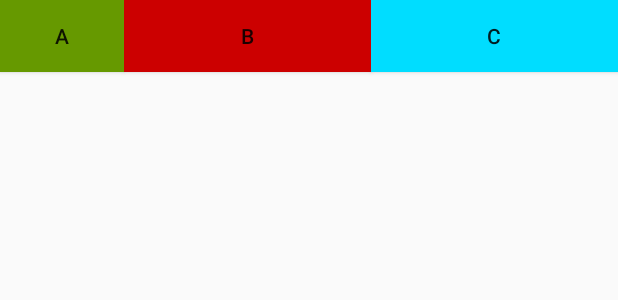
After one commit to chenyy0708/AndroidJetPack, an Android app: the layout activity_main.xml on its own in the app's theme, with its tools: preview values and no code run, on a phone screen of 412 x 824 dp. The commit adds this screen. Shown: the top 300 px of the screen. Run offline under Robolectric (Android 15) with nearby library versions, the light colour scheme and no system bars.

```diff
--- a/app/build.gradle
+++ b/app/build.gradle
@@ -1,7 +1,4 @@
-//ext.mainApp = true  //设置为true，表示此module为主app module，一直以application方式编译
-//apply from: 'https://raw.githubusercontent.com/luckybilly/CC/master/cc-settings.gradle'
 apply plugin: 'com.android.application'
-
 
 apply plugin: 'kotlin-android-extensions'
 apply plugin: 'kotlin-android'
@@ -36,10 +33,7 @@ dependencies {
     testImplementation 'junit:junit:4.12'
     androidTestImplementation 'com.android.support.test:runner:1.0.2'
     androidTestImplementation 'com.android.support.test.espresso:espresso-core:3.0.2'
-    api "com.jakewharton:butterknife:$butterknifeVersion"
-    annotationProcessor "com.jakewharton:butterknife-compiler:$butterknifecompiler"
     implementation project(':base')
-    implementation 'com.ncapdevi:frag-nav:2.4.0'
     implementation "com.github.lygttpod:SuperTextView:$superTextView"
     implementation "com.github.CymChad:BaseRecyclerViewAdapterHelper:$baseRecyclerViewAdapterHelper"
     implementation "com.scwang.smartrefresh:SmartRefreshLayout:$refreshLayoutVersion"
--- a/app/src/main/java/com/cyy/kt/MainActivity.kt
+++ b/app/src/main/java/com/cyy/kt/MainActivity.kt
@@ -12,6 +12,7 @@ import com.cyy.kt.mvp.TestModel
 import com.cyy.kt.mvp.TestPresenter
 import org.jetbrains.anko.find
 import org.jetbrains.anko.setContentView
+import org.jetbrains.anko.toast
 
 class MainActivity : BaseActivity<TestPresenter>(), TestContract.View {
 
--- /dev/null
+++ b/app/src/main/res/layout/activity_main.xml
@@ -0,0 +1,40 @@
+<?xml version="1.0" encoding="utf-8"?>
+<android.support.constraint.ConstraintLayout xmlns:android="http://schemas.android.com/apk/res/android"
+    xmlns:app="http://schemas.android.com/apk/res-auto"
+    android:layout_width="match_parent"
+    android:layout_height="match_parent">
+
+    <Button
+        android:id="@+id/a"
+        android:layout_width="0dp"
+        android:layout_height="wrap_content"
+        android:background="@android:color/holo_green_dark"
+        android:text="A"
+        android:visibility="visible"
+        app:layout_constraintHorizontal_chainStyle="spread"
+        app:layout_constraintHorizontal_weight="1"
+        app:layout_constraintLeft_toLeftOf="parent"
+        app:layout_constraintRight_toLeftOf="@id/b" />
+
+    <Button
+        android:id="@+id/b"
+        android:layout_width="0dp"
+        android:layout_height="wrap_content"
+        android:background="@android:color/holo_red_dark"
+        android:text="B"
+        app:layout_constraintHorizontal_weight="2"
+        app:layout_constraintLeft_toRightOf="@id/a"
+        app:layout_constraintRight_toLeftOf="@id/c" />
+
+    <Button
+        android:id="@+id/c"
+        android:layout_width="0dp"
+        android:layout_height="wrap_content"
+        android:background="@android:color/holo_blue_bright"
+        android:text="c"
+        app:layout_constraintHorizontal_weight="2"
+        app:layout_constraintLeft_toRightOf="@id/b"
+        app:layout_constraintRight_toRightOf="parent" />
+
+
+</android.support.constraint.ConstraintLayout>
--- a/base/build.gradle
+++ b/base/build.gradle
@@ -32,8 +32,8 @@ android {
 dependencies {
     implementation fileTree(dir: 'libs', include: ['*.jar'])
     testImplementation 'junit:junit:4.12'
-    androidTestImplementation 'com.android.support.test:runner:1.0.1'
-    androidTestImplementation 'com.android.support.test.espresso:espresso-core:3.0.1'
+    androidTestImplementation 'com.android.support.test:runner:1.0.2'
+    androidTestImplementation 'com.android.support.test.espresso:espresso-core:3.0.2'
     api "com.android.support:appcompat-v7:$supportVersion"
     api 'com.android.support.constraint:constraint-layout:1.1.2'
     api "com.android.support:design:$supportVersion"
@@ -47,7 +47,7 @@ dependencies {
     api "io.reactivex.rxjava2:rxandroid:$rxandroidVersion"
     api "com.jaeger.statusbarutil:library:$statusBarUtilVersion"
     api 'com.android.support:multidex:1.0.3'
-    api 'me.yokeyword:fragmentation:1.3.3'
+    api 'me.yokeyword:fragmentation:1.3.5'
     // 侧滑返回
     api 'cn.bingoogolapple:bga-swipebacklayout:1.1.9@aar'
     api 'me.jessyan:retrofit-url-manager:1.4.0'
@@ -64,5 +64,4 @@ dependencies {
     api "org.jetbrains.anko:anko-recyclerview-v7-coroutines:$anko_version"
     // ConstraintLayout
     api "org.jetbrains.anko:anko-constraint-layout:$anko_version"
-//    api 'androidx.core:core-ktx:1.0.0-alpha1'
 }
--- a/build.gradle
+++ b/build.gradle
@@ -10,8 +10,6 @@ buildscript {
     }
     dependencies {
         classpath 'com.android.tools.build:gradle:3.1.3'
-        // https://github.com/luckybilly/AutoRegister
-        classpath 'com.billy.android:autoregister:1.3.0'
         classpath "org.jetbrains.kotlin:kotlin-gradle-plugin:$kotlin_version"
         // NOTE: Do not place your application dependencies here; they belong
         // in the individual module build.gradle files
--- a/config.gradle
+++ b/config.gradle
@@ -3,7 +3,7 @@ ext {
     android = [ // 配置信息
                 compileSdkVersion: 27,
                 buildToolsVersion: "27.1.1",
-                minSdkVersion    : 19,
+                minSdkVersion    : 21,
                 targetSdkVersion : 27,
                 versionCode      : 1,
                 versionName      : "1.0.0"
```
Also changed, not shown: 1 other file.
